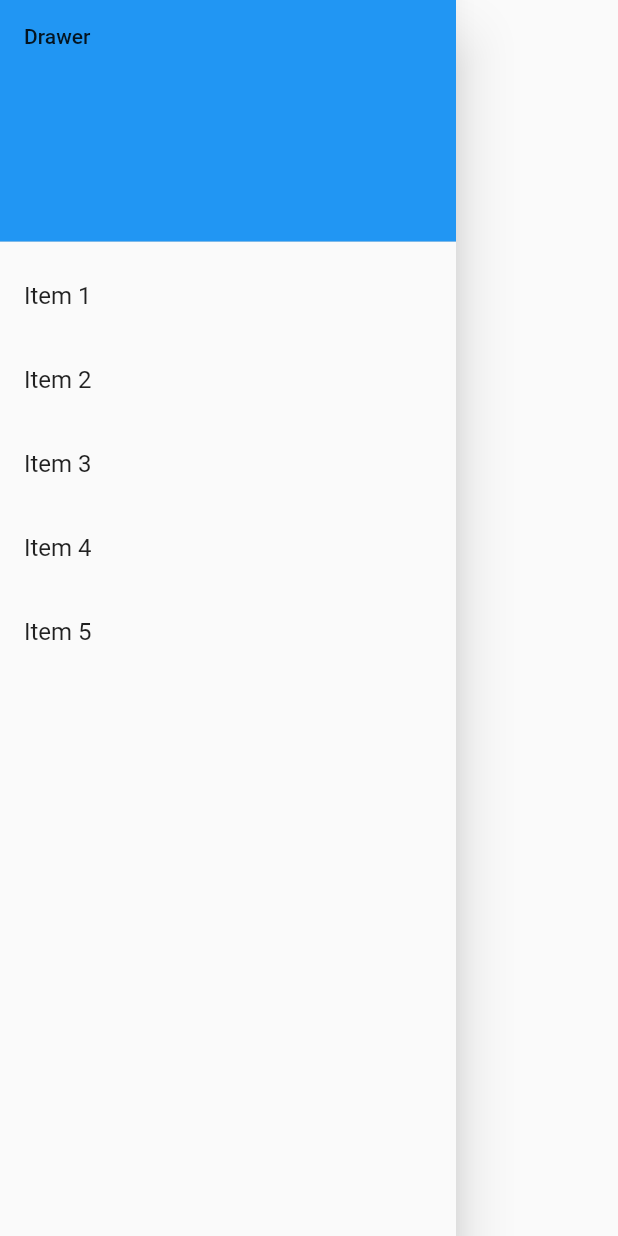
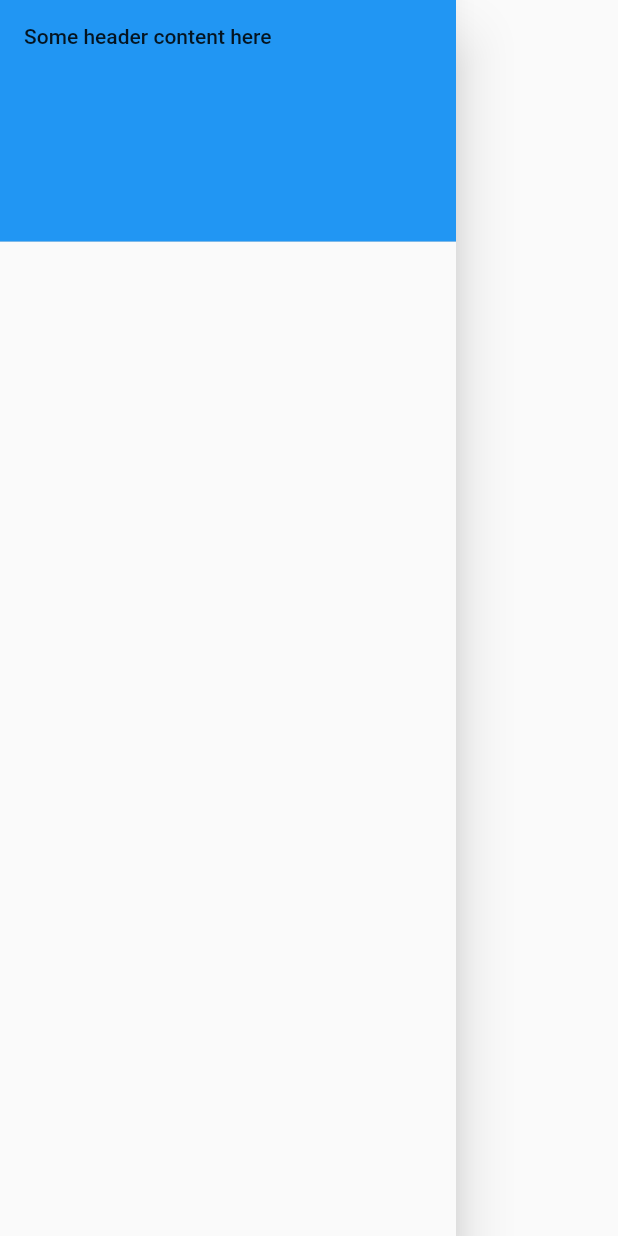
Before and after one commit to Cookzz/flutter-notepad, a Flutter app: the DrawerBuilder widget shown alone on an empty page, opened directly, on a phone screen of 412 x 824 dp. Run offline on Flutter 3.47's test engine with Material 2 defaults, Android fonts, the phone set to English and light mode, and no system bars; our stand-ins replace flutter_slidable, random_string, sembast.

Commit message:
Update
forgot whats this but i will commit anyway

```diff
--- a/lib/src/components/drawer.dart
+++ b/lib/src/components/drawer.dart
@@ -1,38 +1,57 @@
 import 'package:flutter/material.dart';
 
 class DrawerBuilder extends StatelessWidget {
-  final list;
+  // final list;
 
   //provide a default drawer items
-  DrawerBuilder({this.list: const [
-    {'type': 'header', 'label': 'Drawer'},
-    {'type': 'item', 'label': 'Item 1'},
-    {'type': 'item', 'label': 'Item 2'},
-    {'type': 'item', 'label': 'Item 3'},
-    {'type': 'item', 'label': 'Item 4'},
-    {'type': 'item', 'label': 'Item 5'}
-  ]});
+  // DrawerBuilder({this.list: const [
+  //   {'type': 'header', 'label': '<Maybe some kind of username?>'},
+  //   {'type': 'item', 'label': 'Item 1'},
+  //   {'type': 'item', 'label': 'Item 2'},
+  //   {'type': 'item', 'label': 'Item 3'},
+  //   {'type': 'item', 'label': 'Item 4'},
+  //   {'type': 'item', 'label': 'Item 5'}
+  // ]});
+
+  // @override
+  // Widget build(BuildContext context){
+  //   return Drawer(
+  //     child: ListView.builder(
+  //       padding: EdgeInsets.zero,
+  //       itemCount: list.length,
+  //       itemBuilder: (BuildContext ctxt, int index) {
+  //         if (list[index]['type'] == 'header'){
+  //           return DrawerHeader(
+  //             child: Text(list[index]['label']),
+  //             decoration: BoxDecoration(
+  //               color: Colors.blue
+  //             ),
+  //           );
+  //         } else {
+  //           return ListTile(
+  //             title: Text(list[index]['label'])
+  //           );
+  //         }
+  //       },
+  //     ),
+  //   );
+  // }
+
+  final int selectedIndex;
+
+  DrawerBuilder({this.selectedIndex});
 
   @override
   Widget build(BuildContext context){
     return Drawer(
-      child: ListView.builder(
+      child: ListView(
         padding: EdgeInsets.zero,
-        itemCount: list.length,
-        itemBuilder: (BuildContext ctxt, int index) {
-          if (list[index]['type'] == 'header'){
-            return DrawerHeader(
-              child: Text(list[index]['label']),
-              decoration: BoxDecoration(
-                color: Colors.blue
-              ),
-            );
-          } else {
-            return ListTile(
-              title: Text(list[index]['label'])
-            );
-          }
-        },
+        children: <Widget>[
+          DrawerHeader(
+            child: Text("Some header content here"),
+            decoration: BoxDecoration(color: Colors.blue),
+          )
+        ],
       ),
     );
   }
--- a/lib/src/models/note.dart
+++ b/lib/src/models/note.dart
@@ -72,8 +72,10 @@ class NoteModel extends ChangeNotifier {
   /// Get all notes
   Future<List<Notes>> getAllNotesByName() async {
     // Finder allows for filtering / sorting
-    final finder = Finder(sortOrders: [SortOrder('title')]);
+    // final finder = Finder(sortOrders: [SortOrder('title')]);
 
+    //sort by id (default)
+    final finder = Finder(sortOrders: [SortOrder('id')]);
 
     // Get the data using our finder for sorting
     final noteSnapshots = await _noteStore.find(
--- a/lib/src/pages/home.dart
+++ b/lib/src/pages/home.dart
@@ -91,6 +91,12 @@ class NoteListBuilder extends Consumer<NoteModel> {
                   await note.setActiveNote(notes[index].id);
                   Navigator.pushNamed(context, VIEW_NOTE);
                 },
+                onLongPress: () {
+                  showMenu(
+
+                    context: context
+                  );
+                },
                 child: Container(
                   padding: EdgeInsets.all(15),
                   decoration: BoxDecoration(
```
Also changed, not shown: 1 other file.
